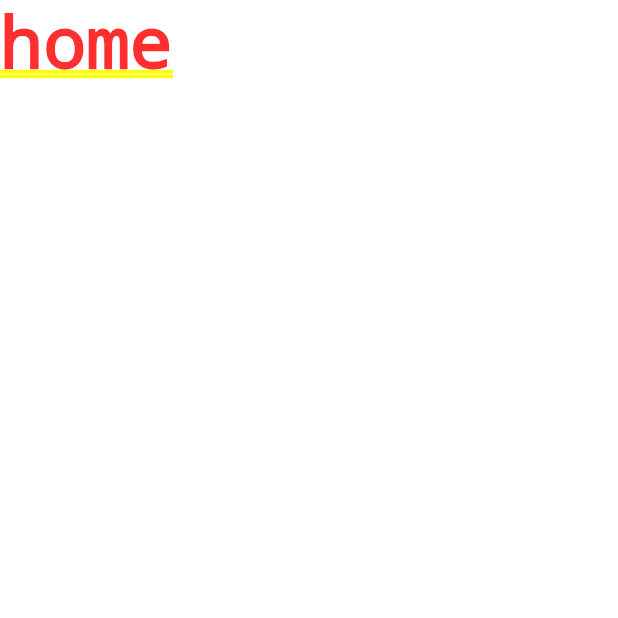
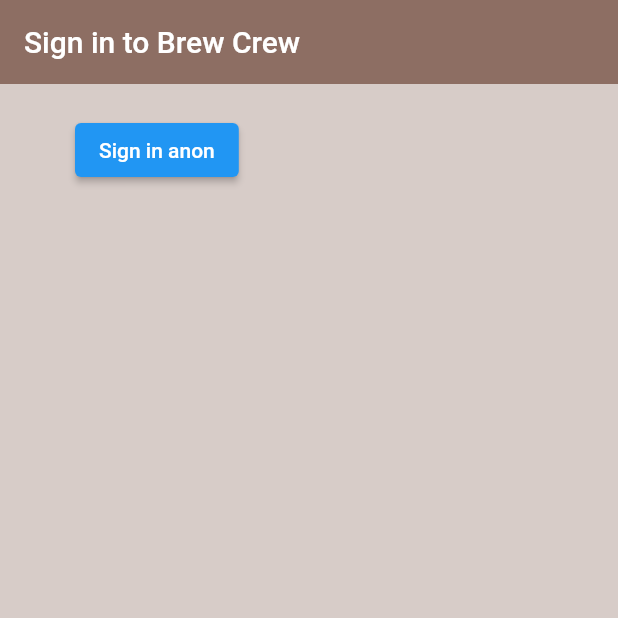
Before and after one commit to safa-abidi/brew-crew-flutter-firebase, a Flutter app: the screen it shows after launch, on a phone screen of 412 x 824 dp, the top half of it. Run offline on Flutter 3.47's test engine with Material 2 defaults, Android fonts, the phone set to English and light mode, and no system bars; our stand-ins replace firebase_auth; accounts and stored records are empty.

Commit message:
sign in anon

```diff
--- /dev/null
+++ b/lib/models/user.dart
@@ -0,0 +1,5 @@
+class User{
+  final String uid;
+
+  User({required this.uid});
+}
--- a/lib/screens/authenticate/authenticate.dart
+++ b/lib/screens/authenticate/authenticate.dart
@@ -1,3 +1,4 @@
+import 'package:brew_crew/screens/authenticate/sign_in.dart';
 import 'package:flutter/material.dart';
 
 class Authenticate extends StatefulWidget {
@@ -11,7 +12,7 @@ class _AuthenticateState extends State<Authenticate> {
   @override
   Widget build(BuildContext context) {
     return Container(
-      child: Text('authenticate'),
+      child: SignIn(),
     );
   }
 }
--- /dev/null
+++ b/lib/screens/authenticate/sign_in.dart
@@ -0,0 +1,41 @@
+import 'package:brew_crew/services/auth.dart';
+import 'package:flutter/material.dart';
+
+class SignIn extends StatefulWidget {
+  const SignIn({Key? key}) : super(key: key);
+
+  @override
+  _SignInState createState() => _SignInState();
+}
+
+class _SignInState extends State<SignIn> {
+
+  final AuthService _auth = AuthService();
+
+  @override
+  Widget build(BuildContext context) {
+    return Scaffold(
+      backgroundColor: Colors.brown[100],
+      appBar: AppBar(
+        backgroundColor: Colors.brown[400],
+        elevation: 0.0,
+        title: Text('Sign in to Brew Crew'),
+      ),
+      body: Container(
+        padding: EdgeInsets.symmetric(vertical: 20.0, horizontal: 50.0),
+        child: ElevatedButton(
+          child: Text('Sign in anon'),
+          onPressed: () async {
+            dynamic result = await _auth.signInAnon();
+            if(result == null){
+              print('error signing in');
+            }else{
+              print('user signed in');
+              print(result.uid);
+            }
+          },
+        ),
+      ),
+    );
+  }
+}
--- a/lib/screens/wrapper.dart
+++ b/lib/screens/wrapper.dart
@@ -1,3 +1,4 @@
+import 'package:brew_crew/screens/authenticate/authenticate.dart';
 import 'package:brew_crew/screens/home/home.dart';
 import 'package:flutter/material.dart';
 
@@ -7,6 +8,6 @@ class Wrapper extends StatelessWidget {
   @override
   Widget build(BuildContext context) {
     //return either home or authenticate
-    return Home();
+    return Authenticate();
   }
 }
```
Also changed, not shown: lib/services/auth.dart (+16 -0 lines).
